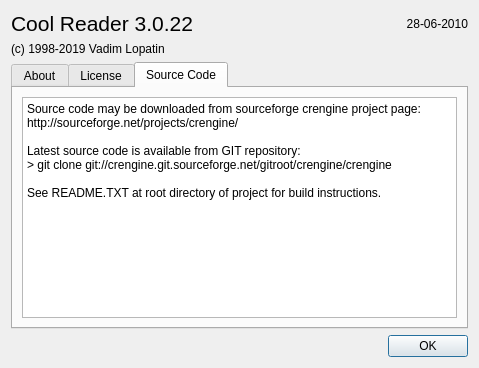
The window that src/aboutdlg.ui (CrazyCoder/crqt-ng) describes before a commit, drawn with Qt 5.
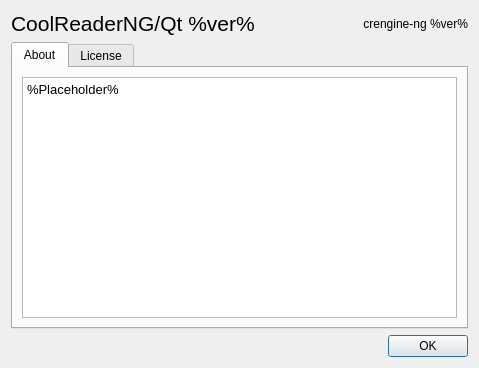
The same window after the commit. The open tabs and pages were chosen to show the change.

Commit message: Rework about dialog.

What changed in the file:
```diff
--- a/src/aboutdlg.ui
+++ b/src/aboutdlg.ui
@@ -26,14 +26,14 @@
           </font>
          </property>
          <property name="text">
-          <string notr="true">Cool Reader 3.0.22</string>
+          <string notr="true">CoolReaderNG/Qt %ver%</string>
          </property>
         </widget>
        </item>
        <item>
         <widget class="QLabel" name="lblDate">
          <property name="text">
-          <string notr="true">28-06-2010</string>
+          <string notr="true">crengine-ng %ver%</string>
          </property>
          <property name="alignment">
           <set>Qt::AlignRight|Qt::AlignTrailing|Qt::AlignVCenter</set>
@@ -42,13 +42,6 @@
        </item>
       </layout>
      </item>
-     <item>
-      <widget class="QLabel" name="label_2">
-       <property name="text">
-        <string notr="true">(c) 1998-2019 Vadim Lopatin</string>
-       </property>
-      </widget>
-     </item>
      <item>
       <widget class="QTabWidget" name="tabWidget">
        <property name="currentIndex">
@@ -65,25 +58,11 @@
             <string>About Cool Reader</string>
            </property>
            <property name="html">
-            <string>&lt;!DOCTYPE HTML PUBLIC &quot;-//W3C//DTD HTML 4.0//EN&quot; &quot;http://www.w3.org/TR/REC-html40/strict.dtd&quot;&gt;
+            <string notr="true">&lt;!DOCTYPE HTML PUBLIC &quot;-//W3C//DTD HTML 4.0//EN&quot; &quot;http://www.w3.org/TR/REC-html40/strict.dtd&quot;&gt;
 &lt;html&gt;&lt;head&gt;&lt;meta name=&quot;qrichtext&quot; content=&quot;1&quot; /&gt;&lt;style type=&quot;text/css&quot;&gt;
 p, li { white-space: pre-wrap; }
 &lt;/style&gt;&lt;/head&gt;&lt;body style=&quot; font-family:'Noto Sans'; font-size:10pt; font-weight:400; font-style:normal;&quot;&gt;
-&lt;p style=&quot; margin-top:0px; margin-bottom:0px; margin-left:0px; margin-right:0px; -qt-block-indent:0; text-indent:0px;&quot;&gt;&lt;span style=&quot; font-family:'DejaVu Sans'; font-size:9pt;&quot;&gt;CoolReader is free open source e-book viewer based on CoolReader engine.&lt;/span&gt;&lt;/p&gt;
-&lt;p style=&quot; margin-top:0px; margin-bottom:0px; margin-left:0px; margin-right:0px; -qt-block-indent:0; text-indent:0px;&quot;&gt;&lt;span style=&quot; font-family:'DejaVu Sans'; font-size:9pt;&quot;&gt;Source code is available at SourceForge &lt;/span&gt;&lt;span style=&quot; font-family:'DejaVu Sans'; font-size:9pt; text-decoration: underline;&quot;&gt;http://sourceforge.net/projects/crengine &lt;/span&gt;&lt;/p&gt;
-&lt;p style=&quot; margin-top:0px; margin-bottom:0px; margin-left:0px; margin-right:0px; -qt-block-indent:0; text-indent:0px;&quot;&gt;&lt;span style=&quot; font-family:'DejaVu Sans'; font-size:9pt;&quot;&gt;under the terms of GNU GPL2 license.&lt;/span&gt;&lt;/p&gt;
-&lt;p style=&quot;-qt-paragraph-type:empty; margin-top:0px; margin-bottom:0px; margin-left:0px; margin-right:0px; -qt-block-indent:0; text-indent:0px; font-family:'DejaVu Sans'; font-size:9pt;&quot;&gt;&lt;br /&gt;&lt;/p&gt;
-&lt;p style=&quot; margin-top:0px; margin-bottom:0px; margin-left:0px; margin-right:0px; -qt-block-indent:0; text-indent:0px;&quot;&gt;&lt;span style=&quot; font-family:'DejaVu Sans'; font-size:9pt; text-decoration: underline;&quot;&gt;Third party components used:&lt;/span&gt;&lt;/p&gt;
-&lt;p style=&quot; margin-top:0px; margin-bottom:0px; margin-left:0px; margin-right:0px; -qt-block-indent:0; text-indent:0px;&quot;&gt;&lt;span style=&quot; font-family:'DejaVu Sans'; font-size:9pt;&quot;&gt;Qt %QT_VER% - as GUI library&lt;/span&gt;&lt;/p&gt;
-&lt;p style=&quot; margin-top:0px; margin-bottom:0px; margin-left:0px; margin-right:0px; -qt-block-indent:0; text-indent:0px;&quot;&gt;&lt;span style=&quot; font-family:'DejaVu Sans'; font-size:9pt;&quot;&gt;FreeType - font engine&lt;/span&gt;&lt;/p&gt;
-&lt;p style=&quot; margin-top:0px; margin-bottom:0px; margin-left:0px; margin-right:0px; -qt-block-indent:0; text-indent:0px;&quot;&gt;&lt;span style=&quot; font-family:'DejaVu Sans'; font-size:9pt;&quot;&gt;HarfBuzz - font kerning, ligatures&lt;/span&gt;&lt;/p&gt;
-&lt;p style=&quot; margin-top:0px; margin-bottom:0px; margin-left:0px; margin-right:0px; -qt-block-indent:0; text-indent:0px;&quot;&gt;&lt;span style=&quot; font-family:'DejaVu Sans'; font-size:9pt;&quot;&gt;ZLib - compressing library&lt;/span&gt;&lt;/p&gt;
-&lt;p style=&quot; margin-top:0px; margin-bottom:0px; margin-left:0px; margin-right:0px; -qt-block-indent:0; text-indent:0px;&quot;&gt;&lt;span style=&quot; font-family:'DejaVu Sans'; font-size:9pt;&quot;&gt;libpng - PNG image format support&lt;/span&gt;&lt;/p&gt;
-&lt;p style=&quot; margin-top:0px; margin-bottom:0px; margin-left:0px; margin-right:0px; -qt-block-indent:0; text-indent:0px;&quot;&gt;&lt;span style=&quot; font-family:'DejaVu Sans'; font-size:9pt;&quot;&gt;libjpeg - JPEG image format support&lt;/span&gt;&lt;/p&gt;
-&lt;p style=&quot; margin-top:0px; margin-bottom:0px; margin-left:0px; margin-right:0px; -qt-block-indent:0; text-indent:0px;&quot;&gt;&lt;span style=&quot; font-size:9pt;&quot;&gt;NanoSVG - SVG image format support&lt;/span&gt;&lt;/p&gt;
-&lt;p style=&quot; margin-top:0px; margin-bottom:0px; margin-left:0px; margin-right:0px; -qt-block-indent:0; text-indent:0px;&quot;&gt;&lt;span style=&quot; font-family:'DejaVu Sans'; font-size:9pt;&quot;&gt;Hyphenation dictionaries - from AlReader&lt;/span&gt;&lt;/p&gt;
-&lt;p style=&quot; margin-top:0px; margin-bottom:0px; margin-left:0px; margin-right:0px; -qt-block-indent:0; text-indent:0px;&quot;&gt;&lt;span style=&quot; font-family:'DejaVu Sans'; font-size:9pt;&quot;&gt;Languages character set database by Fontconfig&lt;/span&gt;&lt;/p&gt;
-&lt;p style=&quot;-qt-paragraph-type:empty; margin-top:0px; margin-bottom:0px; margin-left:0px; margin-right:0px; -qt-block-indent:0; text-indent:0px; font-family:'DejaVu Sans'; font-size:9pt;&quot;&gt;&lt;br /&gt;&lt;/p&gt;&lt;/body&gt;&lt;/html&gt;</string>
+&lt;p style=&quot; margin-top:0px; margin-bottom:0px; margin-left:0px; margin-right:0px; -qt-block-indent:0; text-indent:0px;&quot;&gt;%Placeholder%&lt;/p&gt;&lt;/body&gt;&lt;/html&gt;</string>
            </property>
           </widget>
          </item>
@@ -395,33 +374,6 @@
          </item>
         </layout>
        </widget>
-       <widget class="QWidget" name="tab">
-        <attribute name="title">
-         <string>Source Code</string>
-        </attribute>
-        <layout class="QVBoxLayout" name="verticalLayout_4">
-         <item>
-          <widget class="QPlainTextEdit" name="plainTextEdit_2">
-           <property name="lineWrapMode">
-            <enum>QPlainTextEdit::NoWrap</enum>
-           </property>
-           <property name="readOnly">
-            <bool>true</bool>
-           </property>
-           <property name="plainText">
-            <string>Source code may be downloaded from sourceforge crengine project page:
-http://sourceforge.net/projects/crengine/
-
-Latest source code is available from GIT repository:
-&gt; git clone git://crengine.git.sourceforge.net/gitroot/crengine/crengine
-
-See README.TXT at root directory of project for build instructions.
-</string>
-           </property>
-          </widget>
-         </item>
-        </layout>
-       </widget>
       </widget>
      </item>
      <item>
```
Left out of the diff: 2 changed lines with no effect on the pictures. The commit also changes 2 other files.
